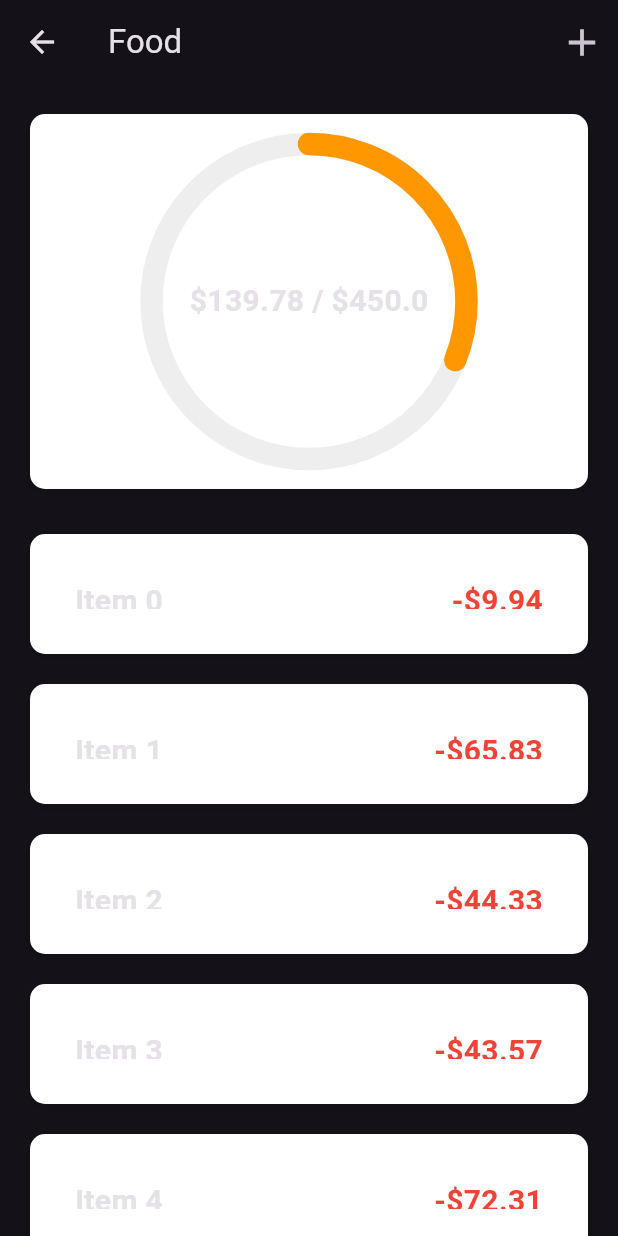
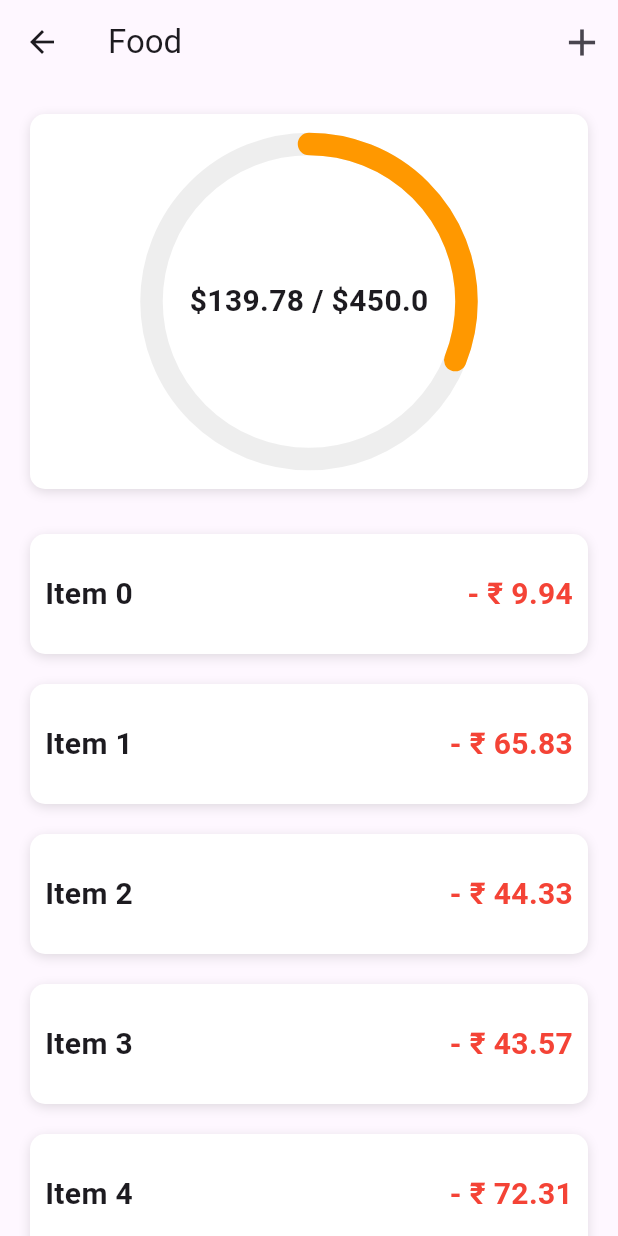
Before and after one commit to JayrajSinh16/UI_Practice, a Flutter app: the screen it shows after launch, after a tap on "Food", on a phone screen of 412 x 824 dp. Run offline on Flutter 3.47's test engine with Material 2 defaults, Android fonts, the phone set to English and light mode, and no system bars.

Commit message:
Adjust RenderOverflow

```diff
--- a/budget_app_ui/lib/main.dart
+++ b/budget_app_ui/lib/main.dart
@@ -11,7 +11,8 @@ class MyApp extends StatelessWidget {
   Widget build(BuildContext context) {
     return MaterialApp(
       title: 'Budget App UI',
-      theme: ThemeData.dark(
+      debugShowCheckedModeBanner: false,
+      theme: ThemeData.light(
         useMaterial3: true,
       ),
       home: const HomeScreen(),
--- a/budget_app_ui/lib/screens/category_screen.dart
+++ b/budget_app_ui/lib/screens/category_screen.dart
@@ -1,7 +1,6 @@
 import 'package:flutter/material.dart';
 import 'package:budget_app_ui/helpers/color_helper.dart';
 import 'package:budget_app_ui/models/category_model.dart';
-import 'package:budget_app_ui/models/expense_model.dart';
 import 'package:budget_app_ui/widgets/radial_painter.dart';
 
 class CategoryScreen extends StatefulWidget {
@@ -16,10 +15,10 @@ class CategoryScreen extends StatefulWidget {
 class _CategoryScreenState extends State<CategoryScreen> {
   _buildExpenses() {
     List<Widget> expenseList = [];
-    widget.category.expenses.forEach((Expense expense) {
+    for (var expense in widget.category.expenses) {
       expenseList.add(Container(
         alignment: Alignment.center,
-        margin: EdgeInsets.symmetric(horizontal: 20.0, vertical: 10.0),
+        margin:const EdgeInsets.symmetric(horizontal: 20.0, vertical: 10.0),
         height: 80.0,
         width: double.infinity,
         decoration: BoxDecoration(
@@ -34,7 +33,7 @@ class _CategoryScreenState extends State<CategoryScreen> {
           ],
         ),
         child: Padding(
-          padding:const EdgeInsets.all(30.0),
+          padding:const EdgeInsets.all(10.0),
           child: Row(
             mainAxisAlignment: MainAxisAlignment.spaceBetween,
             children: <Widget>[
@@ -46,7 +45,7 @@ class _CategoryScreenState extends State<CategoryScreen> {
                 ),
               ),
               Text(
-                '-\$${expense.cost.toStringAsFixed(2)}',
+                '- ₹ ${expense.cost.toStringAsFixed(2)}',
                 style:const TextStyle(
                   color: Colors.red,
                   fontSize: 20.0,
@@ -57,7 +56,7 @@ class _CategoryScreenState extends State<CategoryScreen> {
           ),
         ),
       ));
-    });
+    }
     return Column(
       children: expenseList,
     );
--- a/budget_app_ui/lib/screens/home_screen.dart
+++ b/budget_app_ui/lib/screens/home_screen.dart
@@ -77,14 +77,14 @@ class _HomeScreenState extends State<HomeScreen> {
                 return Stack(
                   children: [
                     Container(
-                      height: 20.0,
+                      height: 18.0,
                       decoration: BoxDecoration(
                         color: Colors.grey[200],
                         borderRadius: BorderRadius.circular(15.00),
                       ),
                     ),
                     Container(
-                      height: 20.0,
+                      height: 18.0,
                       width: barWidth,
                       decoration: BoxDecoration(
                         color: getColor(
@@ -113,11 +113,12 @@ class _HomeScreenState extends State<HomeScreen> {
         slivers: [
           SliverAppBar(
             title: const Text(
-              "Budget Application",
+              "Expense Tracker",
+              style: TextStyle(
+                fontWeight: FontWeight.w500,
+              ),
             ),
-            expandedHeight: 100.0,
             forceElevated: true,
-            floating: true,
             leading: IconButton(
               onPressed: () {},
               icon: const Icon(Icons.settings),
--- a/budget_app_ui/lib/widgets/bar_chart.dart
+++ b/budget_app_ui/lib/widgets/bar_chart.dart
@@ -34,12 +34,12 @@ class BarChart extends StatelessWidget {
               IconButton(
                 onPressed: () {},
                 icon: const Icon(Icons.arrow_back_rounded),
-                iconSize: 30.0,
+                iconSize: 24.0,
               ),
               const Text(
                 "June 17,2004 - June 23,2004",
                 style: TextStyle(
-                  fontSize: 18.0,
+                  fontSize: 12.0,
                   fontWeight: FontWeight.w600,
                   letterSpacing: 1.2,
                 ),
@@ -47,7 +47,7 @@ class BarChart extends StatelessWidget {
               IconButton(
                 onPressed: () {},
                 icon: const Icon(Icons.arrow_forward_rounded),
-                iconSize: 30.0,
+                iconSize: 24.0,
               ),
             ],
           ),
@@ -122,6 +122,7 @@ class Bar extends StatelessWidget {
           "₹ ${amountSpent.toStringAsFixed(2)}",
           style: const TextStyle(
             fontWeight: FontWeight.w600,
+            fontSize: 12,
           ),
         ),
         const SizedBox(
```
